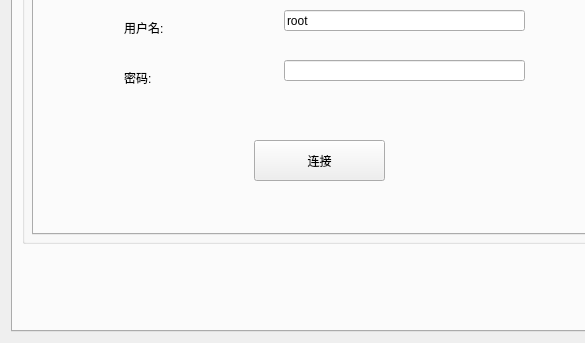
First picture: the form in VibrationSensor/Main.ui, repository Undertone0809/PythonFile37, before the edit; both pictures show x 0 to 585 and y 379 to 722 of the 1018 by 722 pixel window.
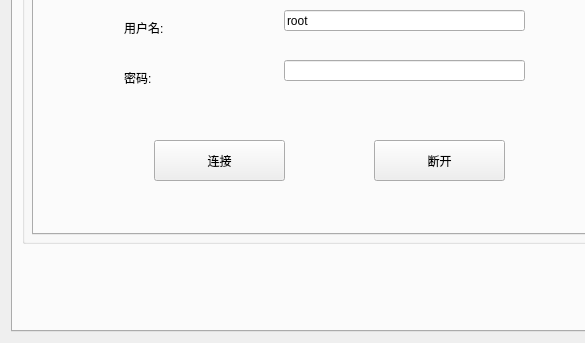
Second picture: the form after the edit.

Patch:
```diff
--- a/VibrationSensor/Main.ui
+++ b/VibrationSensor/Main.ui
@@ -71,7 +71,7 @@
              <widget class="QPushButton" name="pushButton_1_localMysqlConnect">
               <property name="geometry">
                <rect>
-                <x>220</x>
+                <x>120</x>
                 <y>340</y>
                 <width>131</width>
                 <height>41</height>
@@ -208,6 +208,19 @@
                <string>mysql</string>
               </property>
              </widget>
+             <widget class="QPushButton" name="pushButton_1_closeLocalConn">
+              <property name="geometry">
+               <rect>
+                <x>340</x>
+                <y>340</y>
+                <width>131</width>
+                <height>41</height>
+               </rect>
+              </property>
+              <property name="text">
+               <string>断开</string>
+              </property>
+             </widget>
             </widget>
             <widget class="QWidget" name="tab_8">
              <attribute name="title">
```
Left out of the diff: 15 changed lines with no effect on the pictures.
